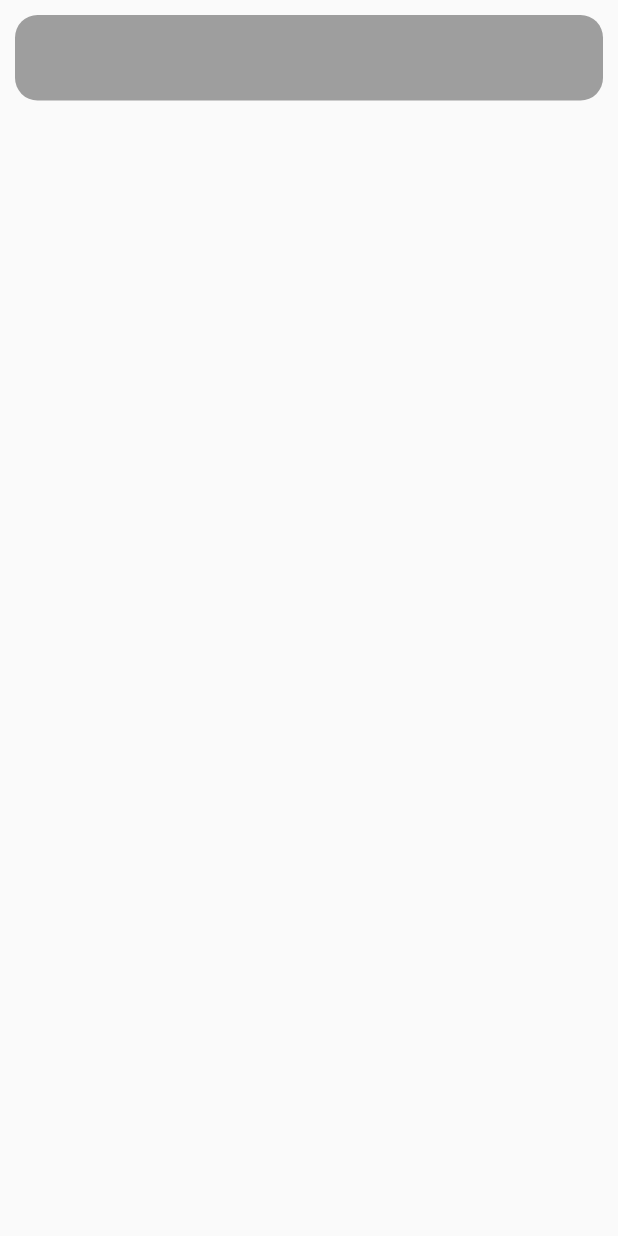
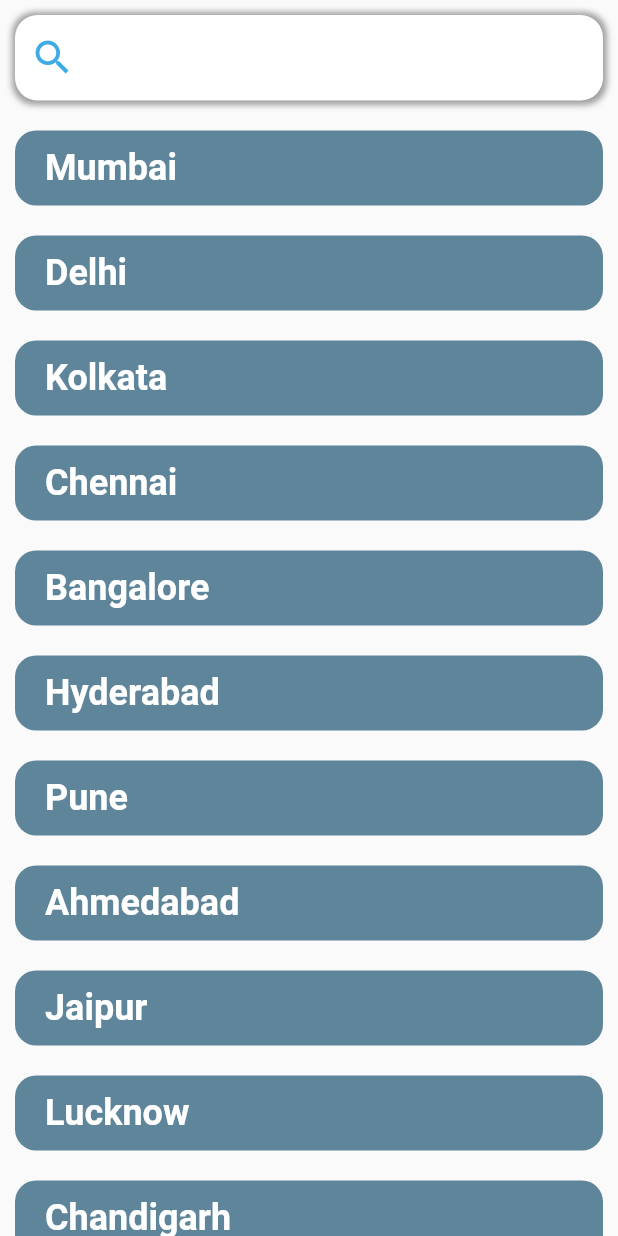
Before and after one commit to KuntalGain/Weatherify, a Flutter app: the SearchScreen screen opened by its route, on a phone screen of 412 x 824 dp. Run offline on Flutter 3.47's test engine with Material 2 defaults, Android fonts, the phone set to English and light mode, and no system bars; our stand-ins replace bloc, flutter_bloc, get, google_fonts; network calls fail.

Commit message:
Navigation Route Fix + Search Feature

```diff
--- /dev/null
+++ b/lib/data/data.dart
@@ -0,0 +1,22 @@
+const List<String> indianCities = [
+  "Mumbai",
+  "Delhi",
+  "Kolkata",
+  "Chennai",
+  "Bangalore",
+  "Hyderabad",
+  "Pune",
+  "Ahmedabad",
+  "Jaipur",
+  "Lucknow",
+  "Chandigarh",
+  "Bhopal",
+  "Indore",
+  "Kanpur",
+  "Nagpur",
+  "Visakhapatnam",
+  "Varanasi",
+  "Patna",
+  "Kochi",
+  "Coimbatore",
+];
--- a/lib/domain/bloc/weather_bloc.dart
+++ b/lib/domain/weather/weather_bloc.dart
@@ -6,7 +6,9 @@ import 'package:flutter/widgets.dart';
 import 'package:get/get.dart';
 import 'package:meta/meta.dart';
 import 'package:weatherify/data/model/weather.dart';
+
 import 'package:weatherify/data/repos/weather_repository.dart';
+import 'package:weatherify/data/services/weather_search.dart';
 import 'package:weatherify/data/services/weather_services.dart';
 import 'package:weatherify/presentation/screens/search_screen.dart';
 
--- a/lib/presentation/screens/search_screen.dart
+++ b/lib/presentation/screens/search_screen.dart
@@ -1,4 +1,10 @@
 import 'package:flutter/material.dart';
+import 'package:flutter_bloc/flutter_bloc.dart';
+import 'package:get/get.dart';
+import 'package:weatherify/data/data.dart';
+import 'package:weatherify/presentation/screens/home_screen.dart';
+
+import '../../constants/theme.dart';
 
 class SearchScreen extends StatefulWidget {
   const SearchScreen({super.key});
@@ -8,6 +14,13 @@ class SearchScreen extends StatefulWidget {
 }
 
 class _SearchScreenState extends State<SearchScreen> {
+  final _searchController = TextEditingController();
+
+  @override
+  void initState() {
+    // TODO: implement initState
+  }
+
   @override
   Widget build(BuildContext context) {
     return Scaffold(
@@ -20,9 +33,74 @@ class _SearchScreenState extends State<SearchScreen> {
               height: 57,
               decoration: BoxDecoration(
                 borderRadius: BorderRadius.circular(15),
-                color: Colors.grey,
+                color: Colors.white,
+                boxShadow: [
+                  BoxShadow(
+                    color: Colors.grey,
+                    offset: Offset(0.2, 0.5),
+                    spreadRadius: 2,
+                    blurRadius: 3,
+                  ),
+                ],
               ),
-            )
+              child: Row(
+                mainAxisAlignment: MainAxisAlignment.spaceBetween,
+                children: [
+                  SizedBox(
+                    width: 10,
+                  ),
+                  Icon(
+                    Icons.search,
+                    color: AppTheme.sunnyColor,
+                    size: 30,
+                  ),
+                  SizedBox(
+                    width: 10,
+                  ),
+                  Expanded(
+                    child: TextFormField(
+                      enableSuggestions: true,
+                      controller: _searchController,
+                      keyboardType: TextInputType.name,
+                      decoration: InputDecoration(
+                        border: InputBorder.none,
+                      ),
+                      onFieldSubmitted: (value) {
+                        Get.to(HomeScreen(cityname: value.toString()));
+                      },
+                    ),
+                  ),
+                ],
+              ),
+            ),
+            Expanded(
+              child: ListView.builder(
+                  itemCount: indianCities.length,
+                  itemBuilder: (ctx, idx) => GestureDetector(
+                        onTap: () {
+                          Get.to(HomeScreen(cityname: indianCities[idx]));
+                        },
+                        child: Container(
+                          height: 50,
+                          margin: EdgeInsets.all(10),
+                          decoration: BoxDecoration(
+                            color: AppTheme.stormyColor,
+                            borderRadius: BorderRadius.circular(14),
+                          ),
+                          child: Row(
+                            children: [
+                              SizedBox(
+                                width: 20,
+                              ),
+                              Text(
+                                indianCities[idx],
+                                style: AppTheme.condition,
+                              ),
+                            ],
+                          ),
+                        ),
+                      )),
+            ),
           ],
         ),
       ),
--- a/lib/presentation/splash_screen_controller.dart
+++ b/lib/presentation/splash_screen_controller.dart
@@ -4,7 +4,7 @@
 import 'package:flutter/material.dart';
 import 'package:flutter_bloc/flutter_bloc.dart';
 import 'package:get/get.dart';
-import 'package:weatherify/domain/bloc/weather_bloc.dart';
+import 'package:weatherify/domain/weather/weather_bloc.dart';
 import 'package:weatherify/presentation/screens/home_screen.dart';
 
 class SplashScreenController extends GetxController {
```
Also changed, not shown: lib/data/services/weather_search.dart (added, +21 -0 lines), lib/main.dart (+9 -7 lines), lib/presentation/screens/home_screen.dart (+6 -6 lines), lib/domain/weather/weather_event.dart (renamed from lib/domain/bloc/weather_event.dart), lib/domain/weather/weather_state.dart (renamed from lib/domain/bloc/weather_state.dart).
